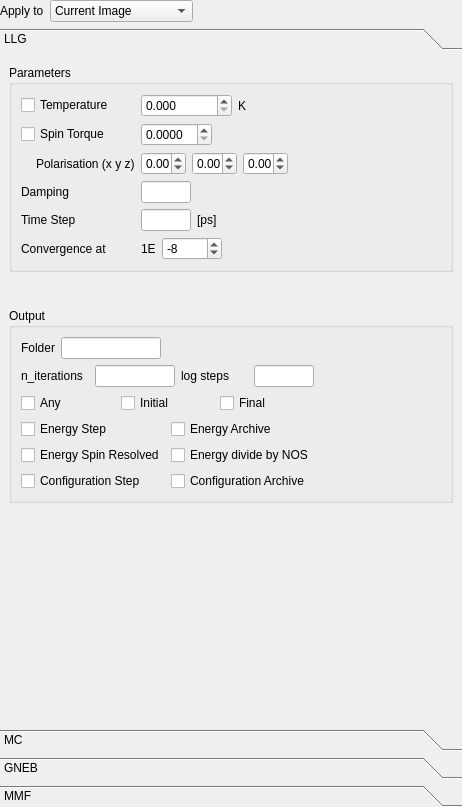
This is ui-qt/ui/ParametersWidget.ui in spirit-code/spirit as Qt 5 draws it before an edit. The edited form follows.
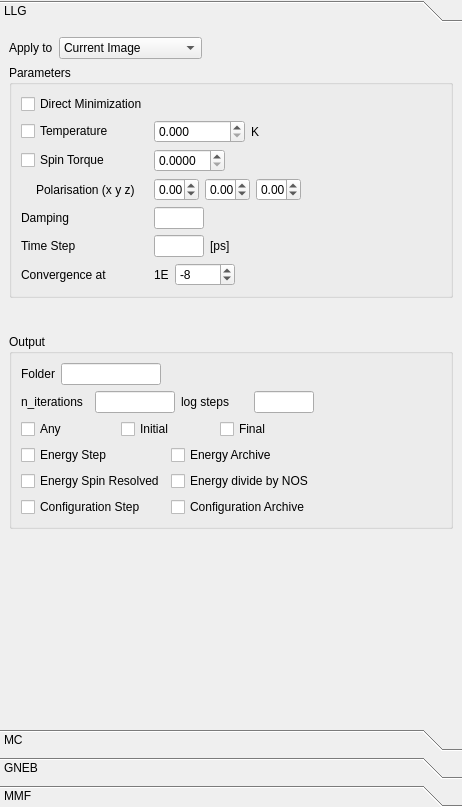
This is the edited form.

Commit message: Several improvements and fixes related to new Solver structure. - fixed Solver_VP (should always be direct minimization) - added direct minimization API functions - fixed instability problem of GNEB (missing projection into tangent space) - fixed GNEB force direction - fixed crash due to vector allocation with size of uninitialized int - UI-QT now disables Solver selection when MC method is selected - UI-QT: improved Parameters setters layout and moved the comboBox into LLG and MC

Diff of the .ui file:
```diff
--- a/ui-qt/ui/ParametersWidget.ui
+++ b/ui-qt/ui/ParametersWidget.ui
@@ -62,61 +62,6 @@
        <property name="bottomMargin">
         <number>0</number>
        </property>
-       <item row="0" column="0">
-        <layout class="QGridLayout" name="gridLayout_39">
-         <item row="0" column="1">
-          <widget class="QLabel" name="label_33">
-           <property name="maximumSize">
-            <size>
-             <width>60</width>
-             <height>16777215</height>
-            </size>
-           </property>
-           <property name="text">
-            <string>Apply to</string>
-           </property>
-          </widget>
-         </item>
-         <item row="0" column="2">
-          <widget class="QComboBox" name="comboBox_Parameters_ApplyTo">
-           <property name="minimumSize">
-            <size>
-             <width>120</width>
-             <height>0</height>
-            </size>
-           </property>
-           <item>
-            <property name="text">
-             <string>Current Image</string>
-            </property>
-           </item>
-           <item>
-            <property name="text">
-             <string>Current Image Chain</string>
-            </property>
-           </item>
-           <item>
-            <property name="text">
-             <string>All Images</string>
-            </property>
-           </item>
-          </widget>
-         </item>
-         <item row="0" column="3">
-          <spacer name="horizontalSpacer_28">
-           <property name="orientation">
-            <enum>Qt::Horizontal</enum>
-           </property>
-           <property name="sizeHint" stdset="0">
-            <size>
-             <width>40</width>
-             <height>20</height>
-            </size>
-           </property>
-          </spacer>
-         </item>
-        </layout>
-       </item>
        <item row="1" column="0">
         <widget class="QToolBox" name="toolBox">
          <property name="sizePolicy">
@@ -146,7 +91,7 @@
             <x>0</x>
             <y>0</y>
             <width>462</width>
-            <height>635</height>
+            <height>699</height>
            </rect>
           </property>
           <property name="sizePolicy">
@@ -193,7 +138,35 @@
               <string>Parameters</string>
              </property>
              <layout class="QGridLayout" name="gridLayout_5">
-              <item row="6" column="1">
+              <item row="1" column="0">
+               <widget class="QCheckBox" name="checkBox_llg_direct">
+                <property name="text">
+                 <string>Direct Minimization</string>
+                </property>
+               </widget>
+              </item>
+              <item row="2" column="1">
+               <layout class="QGridLayout" name="gridLayout_89">
+                <item row="0" column="3">
+                 <widget class="QLabel" name="label_72">
+                  <property name="text">
+                   <string>K</string>
+                  </property>
+                 </widget>
+                </item>
+                <item row="0" column="2">
+                 <widget class="QDoubleSpinBox" name="doubleSpinBox_llg_temperature">
+                  <property name="decimals">
+                   <number>3</number>
+                  </property>
+                  <property name="maximum">
+                   <double>1000.000000000000000</double>
+                  </property>
+                 </widget>
+                </item>
+               </layout>
+              </item>
+              <item row="8" column="1">
                <layout class="QGridLayout" name="gridLayout_92">
                 <item row="0" column="0">
                  <widget class="QLineEdit" name="lineEdit_dt">
@@ -233,35 +206,107 @@
                 </item>
                </layout>
               </item>
-              <item row="0" column="1">
-               <layout class="QGridLayout" name="gridLayout_89">
-                <item row="0" column="3">
-                 <widget class="QLabel" name="label_72">
-                  <property name="text">
-                   <string>K</string>
-                  </property>
-                 </widget>
-                </item>
-                <item row="0" column="2">
-                 <widget class="QDoubleSpinBox" name="doubleSpinBox_llg_temperature">
-                  <property name="decimals">
-                   <number>3</number>
-                  </property>
-                  <property name="maximum">
-                   <double>1000.000000000000000</double>
-                  </property>
-                 </widget>
-                </item>
-               </layout>
-              </item>
-              <item row="4" column="0">
+              <item row="6" column="0">
                <widget class="QLabel" name="label_3">
                 <property name="text">
                  <string>Damping</string>
                 </property>
                </widget>
               </item>
-              <item row="3" column="1">
+              <item row="9" column="0">
+               <widget class="QLabel" name="label_4">
+                <property name="text">
+                 <string>Convergence at</string>
+                </property>
+               </widget>
+              </item>
+              <item row="9" column="1">
+               <layout class="QGridLayout" name="gridLayout_9">
+                <item row="0" column="0">
+                 <widget class="QLabel" name="label_5">
+                  <property name="maximumSize">
+                   <size>
+                    <width>15</width>
+                    <height>16777215</height>
+                   </size>
+                  </property>
+                  <property name="text">
+                   <string>1E</string>
+                  </property>
+                 </widget>
+                </item>
+                <item row="0" column="1">
+                 <widget class="QSpinBox" name="spinBox_llg_convergence">
+                  <property name="minimumSize">
+                   <size>
+                    <width>60</width>
+                    <height>0</height>
+                   </size>
+                  </property>
+                  <property name="minimum">
+                   <number>-20</number>
+                  </property>
+                  <property name="maximum">
+                   <number>20</number>
+                  </property>
+                  <property name="value">
+                   <number>-8</number>
+                  </property>
+                 </widget>
+                </item>
+                <item row="0" column="2">
+                 <spacer name="horizontalSpacer_5">
+                  <property name="orientation">
+                   <enum>Qt::Horizontal</enum>
+                  </property>
+                  <property name="sizeHint" stdset="0">
+                   <size>
+                    <width>40</width>
+                    <height>20</height>
+                   </size>
+                  </property>
+                 </spacer>
+                </item>
+               </layout>
+              </item>
+              <item row="4" column="0">
+               <widget class="QCheckBox" name="checkBox_llg_stt">
+                <property name="text">
+                 <string>Spin Torque</string>
+                </property>
+               </widget>
+              </item>
+              <item row="4" column="1">
+               <layout class="QGridLayout" name="gridLayout_65">
+                <item row="0" column="1">
+                 <widget class="QDoubleSpinBox" name="doubleSpinBox_llg_stt_magnitude">
+                  <property name="locale">
+                   <locale language="C" country="AnyCountry"/>
+                  </property>
+                  <property name="decimals">
+                   <number>4</number>
+                  </property>
+                  <property name="singleStep">
+                   <double>0.100000000000000</double>
+                  </property>
+                 </widget>
+                </item>
+                <item row="0" column="3">
+                 <spacer name="horizontalSpacer_46">
+                  <property name="orientation">
+                   <enum>Qt::Horizontal</enum>
+                  </property>
+                  <property name="sizeHint" stdset="0">
+                   <size>
+                    <width>40</width>
+                    <height>20</height>
+                   </size>
+                  </property>
+                 </spacer>
+                </item>
+               </layout>
+              </item>
+              <item row="5" column="1">
                <layout class="QGridLayout" name="gridLayout_90">
                 <item row="0" column="0">
                  <widget class="QDoubleSpinBox" name="doubleSpinBox_llg_stt_polarisation_x">
@@ -335,37 +380,30 @@
                 </item>
                </layout>
               </item>
-              <item row="2" column="1">
-               <layout class="QGridLayout" name="gridLayout_65">
-                <item row="0" column="1">
-                 <widget class="QDoubleSpinBox" name="doubleSpinBox_llg_stt_magnitude">
-                  <property name="locale">
-                   <locale language="C" country="AnyCountry"/>
-                  </property>
-                  <property name="decimals">
-                   <number>4</number>
-                  </property>
-                  <property name="singleStep">
-                   <double>0.100000000000000</double>
-                  </property>
-                 </widget>
-                </item>
-                <item row="0" column="3">
-                 <spacer name="horizontalSpacer_46">
-                  <property name="orientation">
-                   <enum>Qt::Horizontal</enum>
-                  </property>
-                  <property name="sizeHint" stdset="0">
-                   <size>
-                    <width>40</width>
-                    <height>20</height>
-                   </size>
-                  </property>
-                 </spacer>
-                </item>
-               </layout>
+              <item row="6" column="1">
+               <widget class="QLineEdit" name="lineEdit_Damping">
+                <property name="minimumSize">
+                 <size>
+                  <width>40</width>
+                  <height>0</height>
+                 </size>
+                </property>
+                <property name="maximumSize">
+                 <size>
+                  <width>50</width>
+                  <height>16777215</height>
+                 </size>
+                </property>
+               </widget>
               </item>
-              <item row="3" column="0">
+              <item row="8" column="0">
+               <widget class="QLabel" name="label_31">
+                <property name="text">
+                 <string>Time Step</string>
+                </property>
+               </widget>
+              </item>
+              <item row="5" column="0">
                <layout class="QGridLayout" name="gridLayout_91">
                 <item row="0" column="1">
                  <widget class="QLabel" name="label_71">
@@ -393,43 +431,13 @@
                </layout>
               </item>
               <item row="2" column="0">
-               <widget class="QCheckBox" name="checkBox_llg_stt">
-                <property name="text">
-                 <string>Spin Torque</string>
-                </property>
-               </widget>
-              </item>
-              <item row="7" column="0">
-               <widget class="QLabel" name="label_4">
-                <property name="text">
-                 <string>Convergence at</string>
-                </property>
-               </widget>
-              </item>
-              <item row="4" column="1">
-               <widget class="QLineEdit" name="lineEdit_Damping">
-                <property name="minimumSize">
-                 <size>
-                  <width>40</width>
-                  <height>0</height>
-                 </size>
-                </property>
-                <property name="maximumSize">
-                 <size>
-                  <width>50</width>
-                  <height>16777215</height>
-                 </size>
-                </property>
-               </widget>
-              </item>
-              <item row="0" column="0">
                <widget class="QCheckBox" name="checkBox_llg_temperature">
                 <property name="text">
                  <string>Temperature</string>
                 </property>
                </widget>
               </item>
-              <item row="0" column="2">
+              <item row="2" column="2">
                <spacer name="horizontalSpacer_49">
                 <property name="orientation">
                  <enum>Qt::Horizontal</enum>
@@ -442,62 +450,6 @@
                 </property>
                </spacer>
               </item>
-              <item row="6" column="0">
-               <widget class="QLabel" name="label_31">
-                <property name="text">
-                 <string>Time Step</string>
-                </property>
-               </widget>
-              </item>
-              <item row="7" column="1">
-               <layout class="QGridLayout" name="gridLayout_9">
-                <item row="0" column="0">
-                 <widget class="QLabel" name="label_5">
-                  <property name="maximumSize">
-                   <size>
-                    <width>15</width>
-                    <height>16777215</height>
-                   </size>
-                  </property>
-                  <property name="text">
-                   <string>1E</string>
-                  </property>
-                 </widget>
-                </item>
-                <item row="0" column="1">
-                 <widget class="QSpinBox" name="spinBox_llg_convergence">
-                  <property name="minimumSize">
-                   <size>
-                    <width>60</width>
-                    <height>0</height>
-                   </size>
-                  </property>
-                  <property name="minimum">
-                   <number>-20</number>
-                  </property>
-                  <property name="maximum">
-                   <number>20</number>
-                  </property>
-                  <property name="value">
-                   <number>-8</number>
-                  </property>
-                 </widget>
-                </item>
-                <item row="0" column="2">
-                 <spacer name="horizontalSpacer_5">
-                  <property name="orientation">
-                   <enum>Qt::Horizontal</enum>
-                  </property>
-                  <property name="sizeHint" stdset="0">
-                   <size>
-                    <width>40</width>
-                    <height>20</height>
-                   </size>
-                  </property>
-                 </spacer>
-                </item>
-               </layout>
-              </item>
              </layout>
             </widget>
            </item>
@@ -691,6 +643,61 @@
              </property>
             </spacer>
            </item>
+           <item row="0" column="0">
+            <layout class="QGridLayout" name="gridLayout_39">
+             <item row="0" column="1">
+              <widget class="QLabel" name="label_33">
+               <property name="maximumSize">
+                <size>
+                 <width>60</width>
+                 <height>16777215</height>
+                </size>
+               </property>
+               <property name="text">
+                <string>Apply to</string>
+               </property>
+              </widget>
+             </item>
+             <item row="0" column="2">
+              <widget class="QComboBox" name="comboBox_LLG_ApplyTo">
+               <property name="minimumSize">
+                <size>
+                 <width>120</width>
+                 <height>0</height>
+                </size>
+               </property>
+               <item>
+                <property name="text">
+                 <string>Current Image</string>
+                </property>
+               </item>
+               <item>
+                <property name="text">
+                 <string>Current Image Chain</string>
+                </property>
+               </item>
+               <item>
+                <property name="text">
+                 <string>All Images</string>
+                </property>
+               </item>
+              </widget>
+             </item>
+             <item row="0" column="3">
+              <spacer name="horizontalSpacer_28">
+               <property name="orientation">
+                <enum>Qt::Horizontal</enum>
+               </property>
+               <property name="sizeHint" stdset="0">
+                <size>
+                 <width>40</width>
+                 <height>20</height>
+                </size>
+               </property>
+              </spacer>
+             </item>
+            </layout>
+           </item>
           </layout>
          </widget>
          <widget class="QWidget" name="page_4">
```
Left out of the diff: 260 changed lines with no effect on the pictures. The commit also changes 10 other files.
